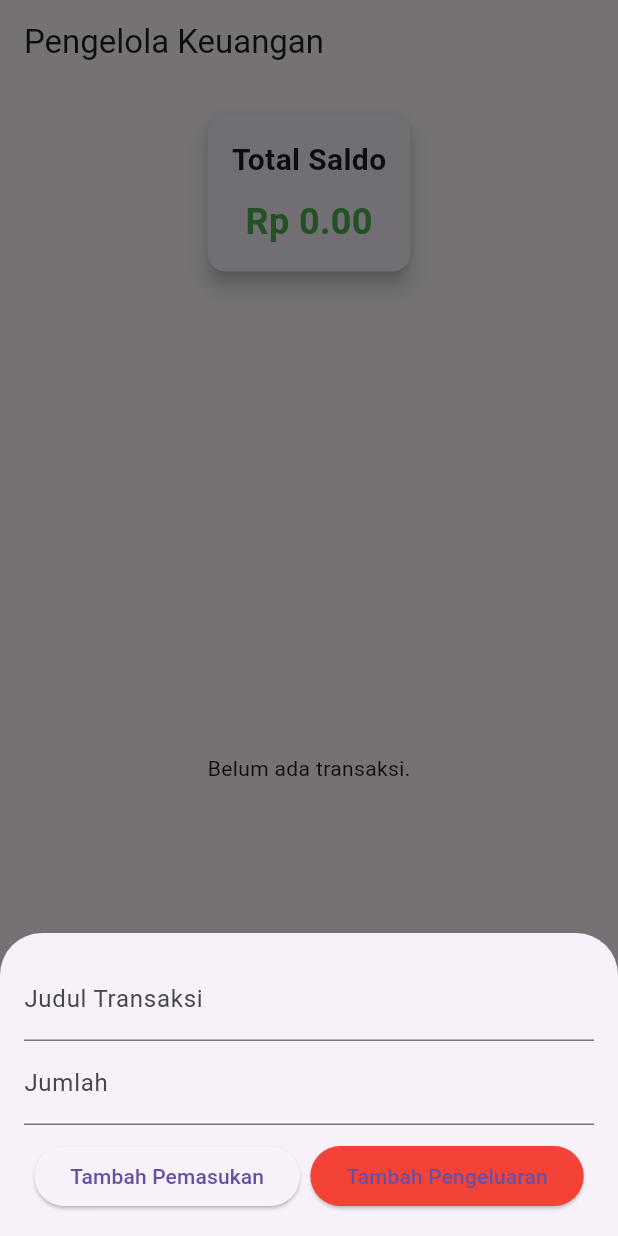
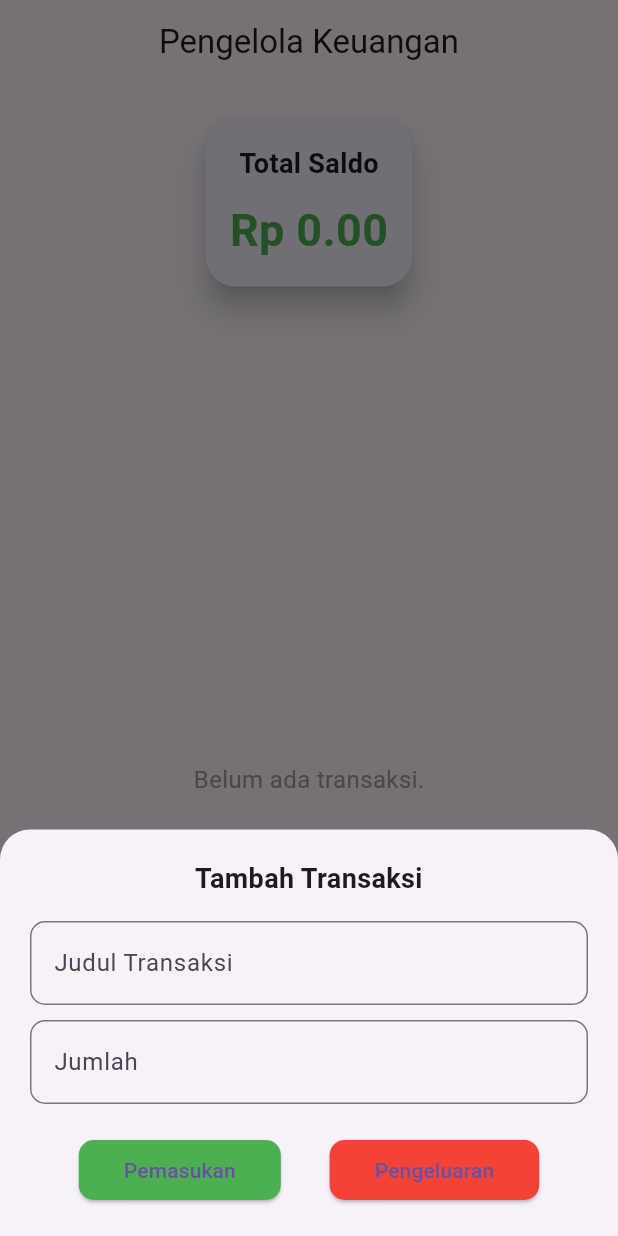
Before and after one commit to maa040424/ChallengeNNN, a Flutter app: the screen it shows after launch, after a tap on the "add" icon, on a phone screen of 412 x 824 dp. Run offline on Flutter 3.47's test engine with Material 3 defaults, Android fonts, the light colour scheme and no system bars.

Commit message:
Lanjut nanti

```diff
--- a/Flutter/belajar_flutter/lib/main.dart
+++ b/Flutter/belajar_flutter/lib/main.dart
@@ -13,6 +13,7 @@
       title: 'Pengelola Keuangan',
       theme: ThemeData(
         primarySwatch: Colors.green,
+        fontFamily: 'Roboto',
       ),
       home: FinanceHome(),
     );
@@ -49,23 +50,46 @@
   void _showAddTransactionModal(BuildContext context) {
     showModalBottomSheet(
       context: context,
+      shape: RoundedRectangleBorder(
+        borderRadius: BorderRadius.vertical(top: Radius.circular(20)),
+      ),
       builder: (_) {
         return Padding(
-          padding: const EdgeInsets.all(16.0),
+          padding: const EdgeInsets.all(20.0),
           child: Column(
             crossAxisAlignment: CrossAxisAlignment.stretch,
             mainAxisSize: MainAxisSize.min,
             children: [
+              Text(
+                'Tambah Transaksi',
+                style: TextStyle(
+                  fontSize: 18,
+                  fontWeight: FontWeight.bold,
+                ),
+                textAlign: TextAlign.center,
+              ),
+              SizedBox(height: 15),
               TextField(
                 controller: _titleController,
-                decoration: InputDecoration(labelText: 'Judul Transaksi'),
+                decoration: InputDecoration(
+                  labelText: 'Judul Transaksi',
+                  border: OutlineInputBorder(
+                    borderRadius: BorderRadius.circular(10),
                   ),
+                ),
+              ),
+              SizedBox(height: 10),
               TextField(
                 controller: _amountController,
                 keyboardType: TextInputType.number,
-                decoration: InputDecoration(labelText: 'Jumlah'),
+                decoration: InputDecoration(
+                  labelText: 'Jumlah',
+                  border: OutlineInputBorder(
+                    borderRadius: BorderRadius.circular(10),
                   ),
-              SizedBox(height: 10),
+                ),
+              ),
+              SizedBox(height: 20),
               Row(
                 mainAxisAlignment: MainAxisAlignment.spaceEvenly,
                 children: [
@@ -78,12 +102,17 @@
                         _addTransaction(title, amount, true);
                       }
                     },
-                    child: Text('Tambah Pemasukan'),
+                    child: Text('Pemasukan'),
+                    style: ElevatedButton.styleFrom(
+                      backgroundColor: Colors.green,
+                      padding:
+                          EdgeInsets.symmetric(horizontal: 30, vertical: 10),
+                      shape: RoundedRectangleBorder(
+                        borderRadius: BorderRadius.circular(10),
+                      ),
+                    ),
                   ),
                   ElevatedButton(
-                    style: ElevatedButton.styleFrom(
-                      backgroundColor: Colors.red, // Warna tombol pengeluaran
-                    ),
                     onPressed: () {
                       final title = _titleController.text;
                       final amount =
@@ -92,7 +121,15 @@
                         _addTransaction(title, amount, false);
                       }
                     },
-                    child: Text('Tambah Pengeluaran'),
+                    child: Text('Pengeluaran'),
+                    style: ElevatedButton.styleFrom(
+                      backgroundColor: Colors.red,
+                      padding:
+                          EdgeInsets.symmetric(horizontal: 30, vertical: 10),
+                      shape: RoundedRectangleBorder(
+                        borderRadius: BorderRadius.circular(10),
+                      ),
+                    ),
                   ),
                 ],
               ),
@@ -108,27 +145,37 @@
     return Scaffold(
       appBar: AppBar(
         title: Text('Pengelola Keuangan'),
+        centerTitle: true,
+        shape: RoundedRectangleBorder(
+          borderRadius: BorderRadius.vertical(bottom: Radius.circular(20)),
+        ),
       ),
       body: Column(
         children: [
           Container(
-            padding: const EdgeInsets.all(16.0),
+            padding: const EdgeInsets.all(20.0),
             child: Card(
-              elevation: 5,
+              elevation: 8,
+              shape: RoundedRectangleBorder(
+                borderRadius: BorderRadius.circular(20),
+              ),
               child: Padding(
                 padding: const EdgeInsets.all(16.0),
                 child: Column(
+                  crossAxisAlignment: CrossAxisAlignment.center,
                   children: [
                     Text(
                       'Total Saldo',
-                      style:
-                          TextStyle(fontSize: 20, fontWeight: FontWeight.bold),
+                      style: TextStyle(
+                        fontSize: 18,
+                        fontWeight: FontWeight.bold,
+                      ),
                     ),
                     SizedBox(height: 10),
                     Text(
                       'Rp ${_totalBalance.toStringAsFixed(2)}',
                       style: TextStyle(
-                        fontSize: 24,
+                        fontSize: 30,
                         fontWeight: FontWeight.bold,
                         color: _totalBalance >= 0 ? Colors.green : Colors.red,
                       ),
@@ -140,12 +187,21 @@
           ),
           Expanded(
             child: _transactions.isEmpty
-                ? Center(child: Text('Belum ada transaksi.'))
+                ? Center(
+                    child: Text(
+                      'Belum ada transaksi.',
+                      style: TextStyle(fontSize: 16, color: Colors.grey),
+                    ),
+                  )
                 : ListView.builder(
                     itemCount: _transactions.length,
                     itemBuilder: (ctx, index) {
                       final tx = _transactions[index];
-                      return ListTile(
+                      return Card(
+                        elevation: 4,
+                        margin: const EdgeInsets.symmetric(
+                            horizontal: 16.0, vertical: 8.0),
+                        child: ListTile(
                           leading: CircleAvatar(
                             backgroundColor:
                                 tx['isIncome'] ? Colors.green : Colors.red,
@@ -156,16 +212,19 @@
                               color: Colors.white,
                             ),
                           ),
-                        title: Text(tx['title']),
+                          title: Text(
+                            tx['title'],
+                            style: TextStyle(fontWeight: FontWeight.bold),
+                          ),
                           subtitle: Text(
                             DateFormat('dd-MM-yyyy HH:mm').format(tx['date']),
-                          style: TextStyle(fontSize: 12),
                           ),
                           trailing: Text(
                             'Rp ${tx['amount'].toStringAsFixed(2)}',
                             style: TextStyle(
                               color: tx['isIncome'] ? Colors.green : Colors.red,
                               fontWeight: FontWeight.bold,
+                            ),
                           ),
                         ),
                       );
@@ -177,6 +236,7 @@
       floatingActionButton: FloatingActionButton(
         onPressed: () => _showAddTransactionModal(context),
         child: Icon(Icons.add),
+        backgroundColor: Colors.green,
       ),
     );
   }
```
Lines whose indentation alone changed are shown as unchanged.
